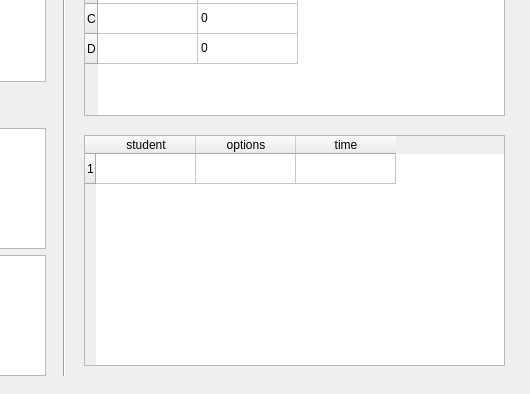
Qt form THUnderClient/view/pushprobdialog.ui (Lander-Hatsune/THUnder-class) before a commit; both pictures show x 566 to 1096 and y 105 to 499 of the 1096 by 499 pixel window.
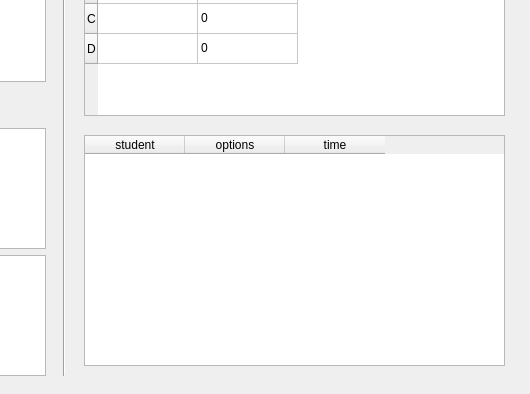
The same form after that commit.

What changed in the file:
```diff
--- a/THUnderClient/view/pushprobdialog.ui
+++ b/THUnderClient/view/pushprobdialog.ui
@@ -249,11 +249,9 @@
      <height>231</height>
     </rect>
    </property>
-   <row>
-    <property name="text">
-     <string>1</string>
-    </property>
-   </row>
+   <property name="sortingEnabled">
+    <bool>true</bool>
+   </property>
    <column>
     <property name="text">
      <string>student</string>
@@ -269,21 +267,6 @@
      <string>time</string>
     </property>
    </column>
-   <item row="0" column="0">
-    <property name="flags">
-     <set>ItemIsSelectable|ItemIsDragEnabled|ItemIsDropEnabled|ItemIsUserCheckable|ItemIsEnabled</set>
-    </property>
-   </item>
-   <item row="0" column="1">
-    <property name="flags">
-     <set>ItemIsSelectable|ItemIsDragEnabled|ItemIsDropEnabled|ItemIsUserCheckable|ItemIsEnabled</set>
-    </property>
-   </item>
-   <item row="0" column="2">
-    <property name="flags">
-     <set>ItemIsSelectable|ItemIsDragEnabled|ItemIsDropEnabled|ItemIsUserCheckable|ItemIsEnabled</set>
-    </property>
-   </item>
   </widget>
  </widget>
  <resources/>
```
Left out of the diff: 11 changed lines with no effect on the pictures.
